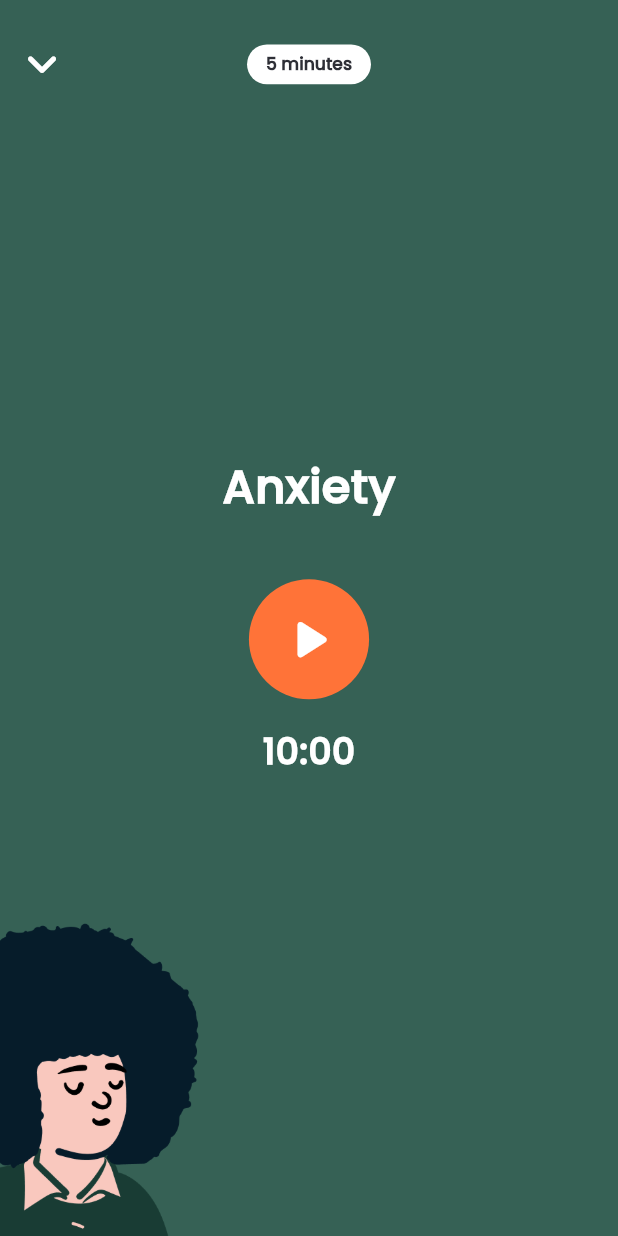
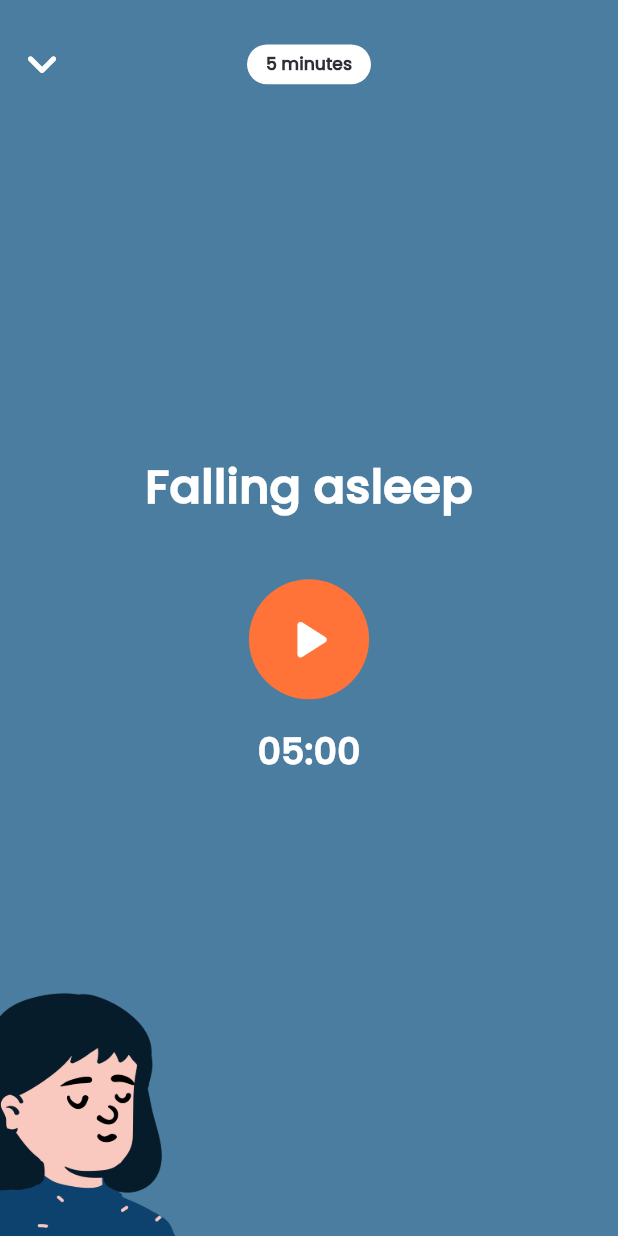
Before and after one commit to Abdusalom0516/Meditation, a Flutter app: the screen it shows after launch, after a tap on "5 minutes", on a phone screen of 412 x 824 dp. Run offline on Flutter 3.47's test engine with Material 3 defaults, Android fonts, the phone set to English and light mode, and no system bars; our stand-ins replace flutter_riverpod, lottie.

Commit message:
BASE: Implement Logic In Timer Screen.

```diff
--- a/lib/presentation/home/home.dart
+++ b/lib/presentation/home/home.dart
@@ -6,6 +6,8 @@ import 'package:meditation/core/constants/image_paths.dart';
 import 'package:meditation/core/utils/responsiveness.dart';
 import 'package:meditation/presentation/home/widgets/custom_type_card.dart';
 import 'package:meditation/presentation/timer/timer.dart';
+import 'package:meditation/providers/timer_minute_provider.dart.dart';
+import 'package:meditation/providers/timer_second_provider.dart';
 
 class HomeScreen extends StatelessWidget {
   const HomeScreen({
@@ -40,7 +42,22 @@ class HomeScreen extends StatelessWidget {
                     ),
                     sliver: SliverList.list(
                       children: [
-                        Card(
+                        InkWell(
+                          onTap: () {
+                            ref.read(timerMinuteProvider.notifier).initialize(5);
+                            Navigator.push(
+                              context,
+                              MaterialPageRoute(
+                                builder: (context) => TimerScreen(
+                                  title: "Falling asleep",
+                                  time: "5 minutes",
+                                  image: ImagePaths.blueFace,
+                                  color: colors.blue,
+                                ),
+                              ),
+                            );
+                          },
+                          child: Card(
                             shape: RoundedRectangleBorder(
                               borderRadius: BorderRadius.circular(appW(16)),
                             ),
@@ -102,7 +119,8 @@ class HomeScreen extends StatelessWidget {
                                                     color: colors.black,
                                                     fontSize: appW(10),
                                                     fontWeight: FontWeight.bold,
-                                                  fontFamily: FontNames.poppins,
+                                                    fontFamily:
+                                                        FontNames.poppins,
                                                   ),
                                                 ),
                                               ),
@@ -113,7 +131,8 @@ class HomeScreen extends StatelessWidget {
                                                     style: TextStyle(
                                                       color: Colors.white,
                                                       fontSize: appW(27),
-                                                    fontWeight: FontWeight.bold,
+                                                      fontWeight:
+                                                          FontWeight.bold,
                                                       fontFamily:
                                                           FontNames.poppins,
                                                     ),
@@ -150,7 +169,8 @@ class HomeScreen extends StatelessWidget {
                                                     color: colors.bg,
                                                     fontSize: appW(15),
                                                     fontWeight: FontWeight.bold,
-                                                  fontFamily: FontNames.poppins,
+                                                    fontFamily:
+                                                        FontNames.poppins,
                                                   ),
                                                 ),
                                               )
@@ -161,6 +181,7 @@ class HomeScreen extends StatelessWidget {
                                     ),
                                   ],
                                 )),
+                          ),
                         ),
                         SizedBox(
                           height: appH(15),
@@ -188,6 +209,7 @@ class HomeScreen extends StatelessWidget {
                                 time: "5 minutes",
                                 title: "Anxiety",
                                 func: () {
+                                  ref.read(timerMinuteProvider.notifier).initialize(5);
                                   Navigator.push(
                                     context,
                                     MaterialPageRoute(
@@ -207,6 +229,7 @@ class HomeScreen extends StatelessWidget {
                                 time: "12 minutes",
                                 title: "Physical \nhealth",
                                 func: () {
+                                  ref.read(timerMinuteProvider.notifier).initialize(12);
                                   Navigator.push(
                                     context,
                                     MaterialPageRoute(
@@ -237,6 +260,7 @@ class HomeScreen extends StatelessWidget {
                                 time: "7 minutes",
                                 title: "Productivity",
                                 func: () {
+                                  ref.read(timerMinuteProvider.notifier).initialize(7);
                                   Navigator.push(
                                     context,
                                     MaterialPageRoute(
@@ -256,6 +280,7 @@ class HomeScreen extends StatelessWidget {
                                 time: "15 minutes",
                                 title: "Work life",
                                 func: () {
+                                  ref.read(timerMinuteProvider.notifier).initialize(15);
                                   Navigator.push(
                                     context,
                                     MaterialPageRoute(
--- a/lib/presentation/timer/timer.dart
+++ b/lib/presentation/timer/timer.dart
@@ -2,6 +2,8 @@ import 'package:flutter/material.dart';
 import 'package:meditation/core/common/widgets/app_state_wrapper.dart';
 import 'package:meditation/core/constants/font_names.dart';
 import 'package:meditation/core/utils/responsiveness.dart';
+import 'package:meditation/providers/timer_minute_provider.dart.dart';
+import 'package:meditation/providers/timer_second_provider.dart';
 
 class TimerScreen extends StatelessWidget {
   const TimerScreen({
@@ -82,7 +84,15 @@ class TimerScreen extends StatelessWidget {
                         ),
                       ),
                       SizedBox(height: appH(35)),
-                      Container(
+                      TextButton(
+                        style: TextButton.styleFrom(
+                          padding: EdgeInsets.zero,
+                          minimumSize: Size.zero,
+                          tapTargetSize: MaterialTapTargetSize.shrinkWrap,
+                        ),
+                        onPressed: () =>
+                            ref.read(timerSecondProvider.notifier).start(ref),
+                        child: Container(
                           height: appH(70),
                           width: appW(70),
                           decoration: BoxDecoration(
@@ -97,9 +107,10 @@ class TimerScreen extends StatelessWidget {
                             ),
                           ),
                         ),
+                      ),
                       SizedBox(height: appH(15)),
                       Text(
-                        "10:00",
+                        "${ref.watch(timerMinuteProvider).toString().padLeft(2, "0")}:${ref.watch(timerSecondProvider).toString().padLeft(2, "0")}",
                         style: TextStyle(
                           color: Colors.white,
                           fontSize: appW(21),
--- /dev/null
+++ b/lib/providers/timer_minute_provider.dart.dart
@@ -0,0 +1,16 @@
+import 'package:flutter_riverpod/flutter_riverpod.dart';
+
+class TimerMinuteProvider extends StateNotifier<int> {
+  TimerMinuteProvider() : super(0);
+
+  void initialize(int value) {
+    state = value;
+  }
+
+  void decrement() {
+    state--;
+  }
+}
+
+final timerMinuteProvider = StateNotifierProvider<TimerMinuteProvider, int>(
+    (ref) => TimerMinuteProvider());
```
Also changed, not shown: lib/providers/timer_second_provider.dart (added, +23 -0 lines). Lines whose indentation alone changed are shown as unchanged.
